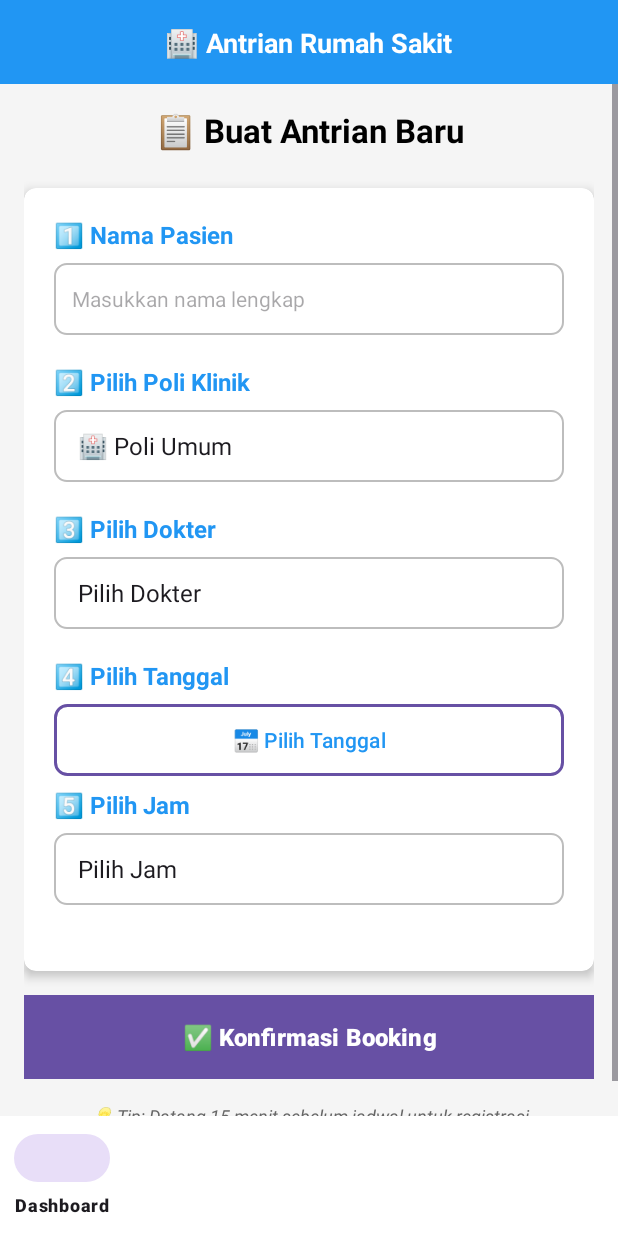
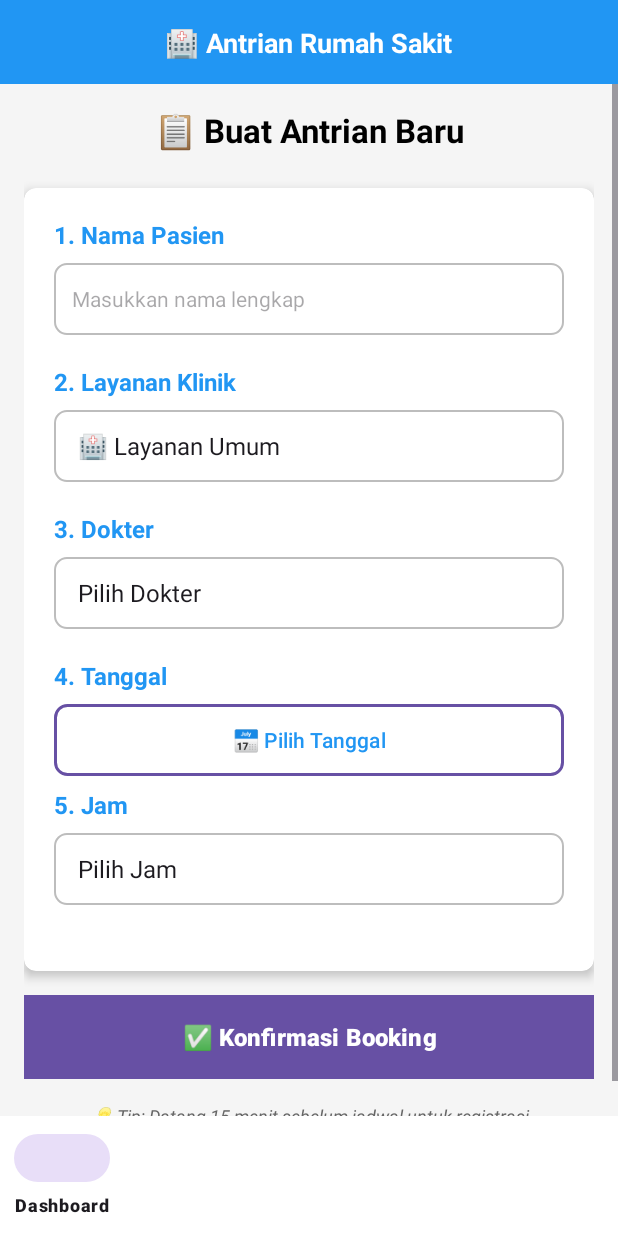
Before and after one commit to JazeL2304/PROJECT_ANTRIAN_RSRJ_KELOMPOK_2, an Android app: the screen it shows after launch (MainActivity), after a tap on an icon or button, on a phone screen of 412 x 824 dp. Run offline under Robolectric (Android 15) with nearby library versions, the phone set to English and light mode, and no system bars.

Commit message:
Revisi 1 bagian Booking,Dashboard dan queue (Jastin)

```diff
--- a/app/src/main/java/com/example/project_antrian_rsrj_kelompok_2/BookingFragment.kt
+++ b/app/src/main/java/com/example/project_antrian_rsrj_kelompok_2/BookingFragment.kt
@@ -67,7 +67,7 @@ class BookingFragment : Fragment() {
     private fun setupSpinners() {
         // Setup Specialization Spinner
         val specializations = DataSource.getSpecializations()
-        val specNames = mutableListOf("Pilih Poli Klinik")
+        val specNames = mutableListOf("Pilih Layanan Klinik")
         specNames.addAll(specializations.map { "${it.emoji} ${it.name}" })
 
         val specAdapter = ArrayAdapter(requireContext(), android.R.layout.simple_spinner_item, specNames)
@@ -159,9 +159,9 @@ class BookingFragment : Fragment() {
             return false
         }
 
-        // Validasi poli
+        // Validasi layanan
         if (spinnerSpecialization.selectedItemPosition == 0) {
-            Toast.makeText(requireContext(), "Pilih poli klinik terlebih dahulu", Toast.LENGTH_SHORT).show()
+            Toast.makeText(requireContext(), "Pilih layanan klinik terlebih dahulu", Toast.LENGTH_SHORT).show()
             return false
         }
 
@@ -204,7 +204,7 @@ class BookingFragment : Fragment() {
 
             Nomor Antrian: $queueNumber
             Nama: $patientName
-            Poli: ${specialization?.name}
+            Layanan: ${specialization?.name}
             Dokter: ${selectedDoctor.name}
             Tanggal: ${tvSelectedDate.text}
             Jam: $selectedTime
--- a/app/src/main/java/com/example/project_antrian_rsrj_kelompok_2/DashboardFragment.kt
+++ b/app/src/main/java/com/example/project_antrian_rsrj_kelompok_2/DashboardFragment.kt
@@ -101,7 +101,7 @@ class DashboardFragment : Fragment() {
         val hasActiveQueue = true // Bisa diubah untuk testing
 
         if (hasActiveQueue) {
-            tvActiveQueue.text = "Antrian Aktif: Poli Umum - No. 15\nStatus: Menunggu (estimasi 30 menit)"
+            tvActiveQueue.text = "Antrian Aktif: Layanan Klinik Umum - No. 15\nStatus: Menunggu (estimasi 30 menit)"
             tvActiveQueue.visibility = View.VISIBLE
         } else {
             tvActiveQueue.visibility = View.GONE
--- a/app/src/main/java/com/example/project_antrian_rsrj_kelompok_2/QueueFragment.kt
+++ b/app/src/main/java/com/example/project_antrian_rsrj_kelompok_2/QueueFragment.kt
@@ -70,7 +70,7 @@ class QueueFragment : Fragment() {
 
     private fun setupUI() {
         // Set info dokter (simulasi)
-        tvDoctorInfo.text = "Dr. Ahmad Santoso - Poli Umum\n📅 ${getCurrentDate()} | 🕘 09:30"
+        tvDoctorInfo.text = "Dr. Ahmad Santoso - Layanan Umum\n📅 ${getCurrentDate()} | 🕘 09:30"
     }
 
     private fun setupRefreshButton() {
@@ -127,7 +127,7 @@ class QueueFragment : Fragment() {
         if (queueAhead <= 0) {
             tvEstimatedTime.text = "Giliran Anda!"
         } else {
-            val estimatedMinutes = queueAhead * 8 // Asumsi 8 menit per pasien
+            val estimatedMinutes = queueAhead * 5 // Asumsi 5 menit per pasien
             tvEstimatedTime.text = "Estimasi: $estimatedMinutes menit lagi\n($queueAhead pasien di depan Anda)"
         }
     }
--- a/app/src/main/java/com/example/project_antrian_rsrj_kelompok_2/SimpleModels.kt
+++ b/app/src/main/java/com/example/project_antrian_rsrj_kelompok_2/SimpleModels.kt
@@ -34,36 +34,36 @@ object DataSource {
 
     fun getSpecializations(): List<Specialization> {
         return listOf(
-            Specialization(1, "Poli Umum", "Pelayanan kesehatan umum", "🏥"),
-            Specialization(2, "Poli Gigi", "Kesehatan gigi dan mulut", "🦷"),
-            Specialization(3, "Poli Mata", "Kesehatan mata", "👁️"),
-            Specialization(4, "Poli Jantung", "Kesehatan jantung", "❤️"),
-            Specialization(5, "Poli Anak", "Kesehatan anak", "👶"),
-            Specialization(6, "Poli Kandungan", "Kesehatan ibu dan anak", "🤱")
+            Specialization(1, "Layanan Umum", "Pelayanan kesehatan umum", "🏥"),
+            Specialization(2, "Layanan Gigi", "Kesehatan gigi dan mulut", "🦷"),
+            Specialization(3, "Layanan Mata", "Kesehatan mata", "👁️"),
+            Specialization(4, "Layanan Jantung", "Kesehatan jantung", "❤️"),
+            Specialization(5, "Layanan Anak", "Kesehatan anak", "👶"),
+            Specialization(6, "Layanan Kandungan", "Kesehatan ibu dan anak", "🤱")
         )
     }
 
     fun getDoctorsBySpecialization(specId: Int): List<Doctor> {
         return when(specId) {
             1 -> listOf(
-                Doctor(1, "Dr. Ahmad Santoso", "Poli Umum", "Senin-Jumat 08:00-15:00"),
-                Doctor(2, "Dr. Siti Nurhaliza", "Poli Umum", "Selasa-Sabtu 13:00-20:00")
+                Doctor(1, "Dr. Ahmad Santoso", "Dokter Umum", "Senin-Jumat 08:00-15:00"),
+                Doctor(2, "Dr. Siti Nurhaliza", "Dokter Umum", "Selasa-Sabtu 13:00-20:00")
             )
             2 -> listOf(
-                Doctor(3, "Dr. Budi Dental", "Poli Gigi", "Senin-Kamis 09:00-16:00"),
-                Doctor(4, "Dr. Maria Gigi", "Poli Gigi", "Selasa-Jumat 14:00-21:00")
+                Doctor(3, "Dr. Budi Dental", "Dokter Gigi", "Senin-Kamis 09:00-16:00"),
+                Doctor(4, "Dr. Maria Gigi", "Dokter Gigi", "Selasa-Jumat 14:00-21:00")
             )
             3 -> listOf(
-                Doctor(5, "Dr. Indra Mata", "Poli Mata", "Senin-Jumat 08:00-14:00")
+                Doctor(5, "Dr. Indra Mata", "Dokter Mata", "Senin-Jumat 08:00-14:00")
             )
             4 -> listOf(
-                Doctor(6, "Dr. Kartika Jantung", "Poli Jantung", "Senin-Jumat 07:00-15:00")
+                Doctor(6, "Dr. Kartika Jantung", "Dokter Jantung", "Senin-Jumat 07:00-15:00")
             )
             5 -> listOf(
-                Doctor(7, "Dr. Ani Pediatri", "Poli Anak", "Setiap Hari 24 Jam")
+                Doctor(7, "Dr. Ani Pediatri", "Dokter Anak", "Setiap Hari 24 Jam")
             )
             6 -> listOf(
-                Doctor(8, "Dr. Dewi ObGyn", "Poli Kandungan", "Senin-Sabtu 08:00-17:00")
+                Doctor(8, "Dr. Dewi ObGyn", "Dokter Kandungan", "Senin-Sabtu 08:00-17:00")
             )
             else -> emptyList()
         }
--- a/app/src/main/res/layout/fragment_booking.xml
+++ b/app/src/main/res/layout/fragment_booking.xml
@@ -41,7 +41,7 @@
                     android:layout_width="match_parent"
                     android:layout_height="wrap_content"
                     android:layout_marginBottom="8dp"
-                    android:text="1️⃣ Nama Pasien"
+                    android:text="1. Nama Pasien"
                     android:textColor="#2196F3"
                     android:textSize="16sp"
                     android:textStyle="bold" />
@@ -57,12 +57,12 @@
                     android:padding="12dp"
                     android:textSize="14sp" />
 
-                <!-- Step 2: Pilih Poli -->
+                <!-- Step 2: Pilih Layanan -->
                 <TextView
                     android:layout_width="match_parent"
                     android:layout_height="wrap_content"
                     android:layout_marginBottom="8dp"
-                    android:text="2️⃣ Pilih Poli Klinik"
+                    android:text="2. Layanan Klinik"
                     android:textColor="#2196F3"
                     android:textSize="16sp"
                     android:textStyle="bold" />
@@ -79,7 +79,7 @@
                     android:layout_width="match_parent"
                     android:layout_height="wrap_content"
                     android:layout_marginBottom="8dp"
-                    android:text="3️⃣ Pilih Dokter"
+                    android:text="3. Dokter"
                     android:textColor="#2196F3"
                     android:textSize="16sp"
                     android:textStyle="bold" />
@@ -96,7 +96,7 @@
                     android:layout_width="match_parent"
                     android:layout_height="wrap_content"
                     android:layout_marginBottom="8dp"
-                    android:text="4️⃣ Pilih Tanggal"
+                    android:text="4. Tanggal"
                     android:textColor="#2196F3"
                     android:textSize="16sp"
                     android:textStyle="bold" />
@@ -128,7 +128,7 @@
                     android:layout_width="match_parent"
                     android:layout_height="wrap_content"
                     android:layout_marginBottom="8dp"
-                    android:text="5️⃣ Pilih Jam"
+                    android:text="5. Jam"
                     android:textColor="#2196F3"
                     android:textSize="16sp"
                     android:textStyle="bold" />
--- a/app/src/main/res/layout/fragment_queue.xml
+++ b/app/src/main/res/layout/fragment_queue.xml
@@ -69,7 +69,7 @@
             android:background="@android:color/white"
             android:gravity="center"
             android:padding="12dp"
-            android:text="Dr. Ahmad Santoso - Poli Umum"
+            android:text="Dr. Ahmad Santoso - Dokter Umum"
             android:textSize="14sp"
             android:textStyle="bold" />
 
@@ -108,7 +108,7 @@
                         android:layout_width="wrap_content"
                         android:layout_height="wrap_content"
                         android:layout_marginTop="4dp"
-                        android:text="No. 15"
+                        android:text="No. 10"
                         android:textColor="#2196F3"
                         android:textSize="28sp"
                         android:textStyle="bold" />
```
Also changed, not shown: app/src/main/res/layout/fragment_dashboard.xml (+7 -7 lines).
